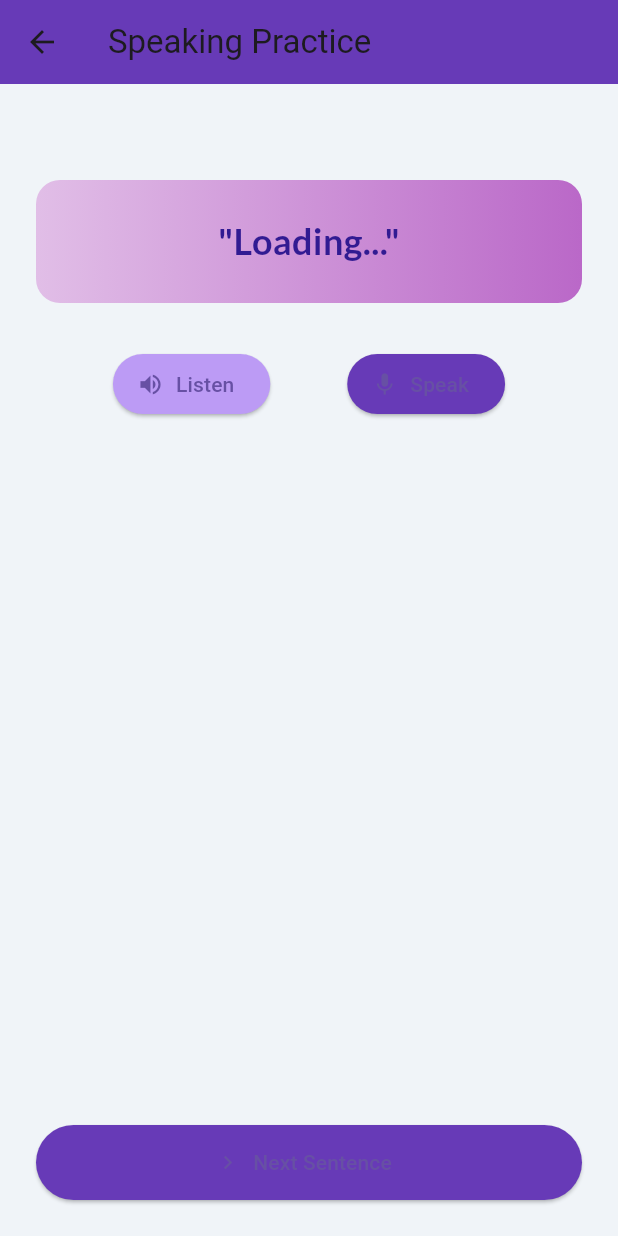
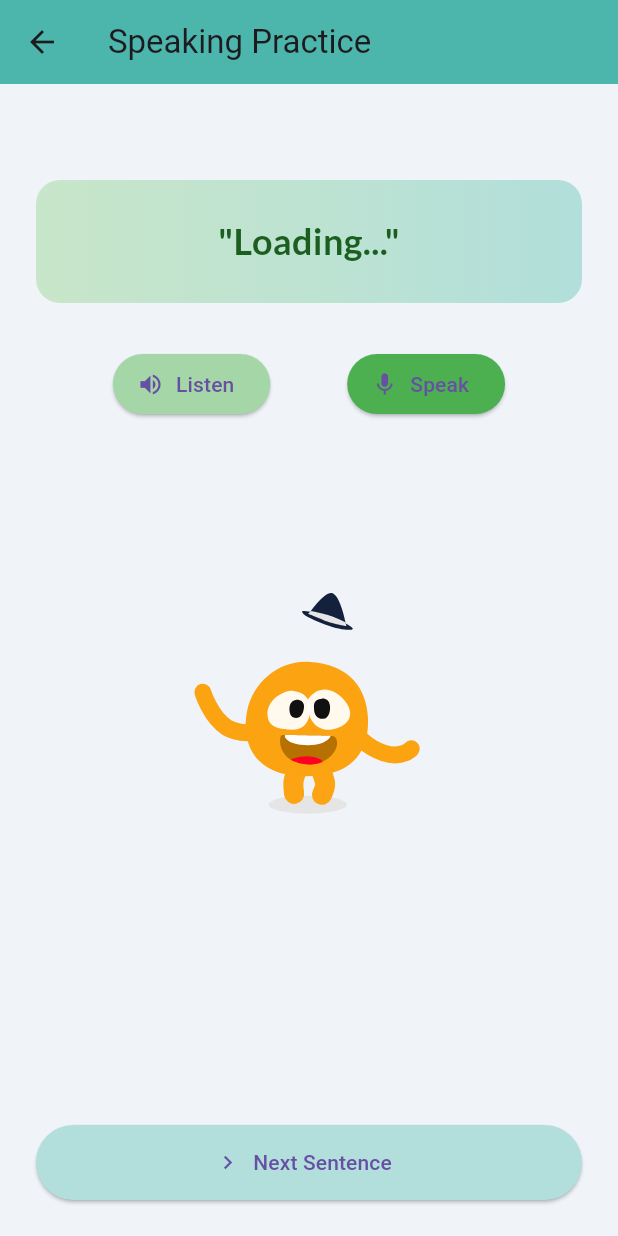
Before and after one commit to RishafH/EnglishLearningApp, a Flutter app: the SpeakingPracticePage screen opened directly, after a tap on "Speak", after a tap on "Stop", on a phone screen of 412 x 824 dp. Run offline on Flutter 3.47's test engine with Material 3 defaults, Android fonts, the light colour scheme and no system bars; our stand-ins replace animate_do, cloud_firestore, firebase_auth, firebase_core, flip_card, flutter_tts and 6 more; accounts and stored records are empty.

Commit message:
Refactor code structure for improved readability and maintainability

```diff
--- a/newone/lib/speakingpractice.dart
+++ b/newone/lib/speakingpractice.dart
@@ -3,6 +3,7 @@ import 'package:cloud_firestore/cloud_firestore.dart';
 import 'package:speech_to_text/speech_to_text.dart' as stt;
 import 'package:flutter_tts/flutter_tts.dart';
 import 'package:google_fonts/google_fonts.dart';
+import 'package:lottie/lottie.dart';
 
 class SpeakingPracticePage extends StatefulWidget {
   @override
@@ -14,6 +15,8 @@ class _SpeakingPracticePageState extends State<SpeakingPracticePage> {
   int currentIndex = 0;
   bool isListening = false;
   String spokenText = '';
+  String feedback = '';
+  int accuracy = 0;
 
   final stt.SpeechToText _speech = stt.SpeechToText();
   final FlutterTts _flutterTts = FlutterTts();
@@ -25,7 +28,8 @@ class _SpeakingPracticePageState extends State<SpeakingPracticePage> {
   }
 
   Future<void> fetchSentences() async {
-    final snapshot = await FirebaseFirestore.instance.collection('sentences').get();
+    final snapshot =
+        await FirebaseFirestore.instance.collection('sentences').get();
     final data = snapshot.docs.map((doc) => doc['text'].toString()).toList();
     setState(() {
       sentences = data;
@@ -36,6 +40,8 @@ class _SpeakingPracticePageState extends State<SpeakingPracticePage> {
     setState(() {
       currentIndex = (currentIndex + 1) % sentences.length;
       spokenText = '';
+      feedback = '';
+      accuracy = 0;
     });
   }
 
@@ -50,35 +56,68 @@ class _SpeakingPracticePageState extends State<SpeakingPracticePage> {
   }
 
   void stopListening() {
+    _speech.stop();
     setState(() => isListening = false);
-    _speech.stop();
+
+    if (sentences.isNotEmpty && spokenText.isNotEmpty) {
+      final expected = sentences[currentIndex];
+      accuracy = calculateAccuracy(expected, spokenText);
+      feedback = feedbackMessage(accuracy);
+
+      if (accuracy < 70) {
+        _flutterTts.speak("Try again. The correct sentence is: $expected");
       }
 
-  // Future<void> speakText(String text) async {
-  //   await _flutterTts.setLanguage("en-US");
-  //   await _flutterTts.setPitch(1.0);
-  //   await _flutterTts.speak(text);
-  // }
+      ScaffoldMessenger.of(context).showSnackBar(
+        SnackBar(content: Text("Accuracy: $accuracy% — $feedback")),
+      );
+    }
+  }
+
   Future<void> speakText(String text) async {
     try {
       await _flutterTts.setLanguage('en-US');
-    await _flutterTts.setPitch(0.5);
+      await _flutterTts.setPitch(0.8);
+      await _flutterTts.setSpeechRate(0.4);
       await _flutterTts.speak(text);
     } catch (e) {
       print("TTS error: $e");
     }
   }
 
+  int calculateAccuracy(String expected, String actual) {
+    expected = expected.toLowerCase().trim();
+    actual = actual.toLowerCase().trim();
+
+    int matches = 0;
+    final expectedWords = expected.split(' ');
+    final actualWords = actual.split(' ');
+
+    for (int i = 0; i < expectedWords.length; i++) {
+      if (i < actualWords.length && expectedWords[i] == actualWords[i]) {
+        matches++;
+      }
+    }
+
+    return ((matches / expectedWords.length) * 100).round();
+  }
+
+  String feedbackMessage(int accuracy) {
+    if (accuracy >= 90) return "🌟 Excellent pronunciation!";
+    if (accuracy >= 70) return "✅ Good! Try to speak clearer.";
+    return "📢 Try again, speak slowly and clearly.";
+  }
 
   @override
   Widget build(BuildContext context) {
-    final sentence = sentences.isNotEmpty ? sentences[currentIndex] : 'Loading...';
+    final sentence =
+        sentences.isNotEmpty ? sentences[currentIndex] : 'Loading...';
 
     return Scaffold(
       backgroundColor: Color(0xFFF0F4F8),
       appBar: AppBar(
         title: Text("Speaking Practice"),
-        backgroundColor: Colors.deepPurple,
+        backgroundColor: Colors.teal[300],
       ),
       body: Padding(
         padding: const EdgeInsets.all(24.0),
@@ -88,7 +127,8 @@ class _SpeakingPracticePageState extends State<SpeakingPracticePage> {
             Container(
               padding: EdgeInsets.all(24),
               decoration: BoxDecoration(
-                gradient: LinearGradient(colors: [Colors.purple[100]!, Colors.purple[300]!]),
+                gradient: LinearGradient(
+                    colors: [Colors.green[100]!, Colors.teal[100]!]),
                 borderRadius: BorderRadius.circular(16),
               ),
               child: Center(
@@ -97,7 +137,7 @@ class _SpeakingPracticePageState extends State<SpeakingPracticePage> {
                   style: GoogleFonts.lato(
                     textStyle: TextStyle(
                       fontSize: 24,
-                      color: Colors.deepPurple[900],
+                      color: Colors.green[900],
                       fontWeight: FontWeight.w600,
                     ),
                   ),
@@ -113,21 +153,40 @@ class _SpeakingPracticePageState extends State<SpeakingPracticePage> {
                   onPressed: () => speakText(sentence),
                   icon: Icon(Icons.volume_up),
                   label: Text("Listen"),
-                  style: ElevatedButton.styleFrom(backgroundColor: const Color.fromARGB(255, 188, 155, 245)),
+                  style: ElevatedButton.styleFrom(
+                      backgroundColor: Colors.green.shade200),
                 ),
                 ElevatedButton.icon(
                   onPressed: isListening ? stopListening : startListening,
                   icon: Icon(isListening ? Icons.stop : Icons.mic),
                   label: Text(isListening ? "Stop" : "Speak"),
-                  style: ElevatedButton.styleFrom(backgroundColor: Colors.deepPurple),
+                  style:
+                      ElevatedButton.styleFrom(backgroundColor: Colors.green),
                 ),
               ],
             ),
             SizedBox(height: 20),
+            if (spokenText.isNotEmpty)
+              Column(
+                children: [
                   Text(
-              spokenText.isNotEmpty ? "You said: $spokenText" : "",
+                    "You said: $spokenText",
                     style: TextStyle(fontSize: 18, color: Colors.grey[800]),
                     textAlign: TextAlign.center,
+                  ),
+                  SizedBox(height: 8),
+                  Text(
+                    "Accuracy: $accuracy% — $feedback",
+                    style: TextStyle(fontSize: 16, color: Colors.teal),
+                    textAlign: TextAlign.center,
+                  ),
+                ],
+              ),
+            SizedBox(height: 70),
+            Lottie.asset(
+              'assets/jump.json', // ✅ Add this JSON file to your assets folder
+              height: 180,
+              repeat: true,
             ),
             Spacer(),
             ElevatedButton.icon(
@@ -135,7 +194,7 @@ class _SpeakingPracticePageState extends State<SpeakingPracticePage> {
               icon: Icon(Icons.navigate_next),
               label: Text("Next Sentence"),
               style: ElevatedButton.styleFrom(
-                backgroundColor: Colors.deepPurple,
+                backgroundColor: Colors.teal[100],
                 minimumSize: Size(double.infinity, 50),
               ),
             ),
--- a/newone/pubspec.yaml
+++ b/newone/pubspec.yaml
@@ -46,6 +46,7 @@ dependencies:
   speech_to_text: ^7.1.0
   animate_do: ^4.2.0
   percent_indicator: ^4.2.5
+  lottie: ^3.3.1
   # flutter_tts: ^4.2.3
   # speech_to_text: ^7.0.0
 
```
Also changed, not shown: newone/assets/jump.json (added, +1 -0 lines), newone/lib/dashboard.dart (+4 -9 lines), newone/lib/vocabulary.dart (+23 -11 lines), newone/pubspec.lock, 5 other files. Lines whose indentation alone changed are shown as unchanged.
